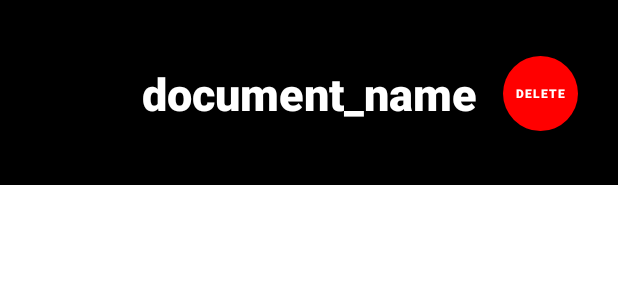
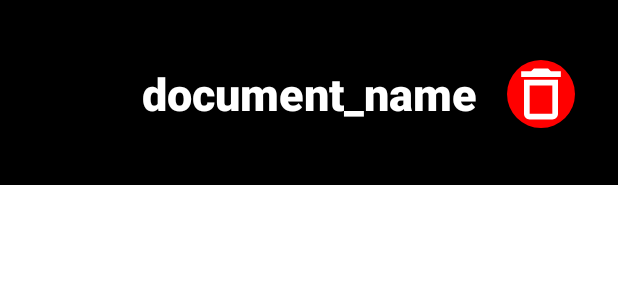
Before and after one commit to euph00/Orbital-team-5243, an Android app: the layout activity_document_view.xml on its own in the app's theme, with its tools: preview values and no code run, on a phone screen of 412 x 824 dp. Shown: the top 300 px of the screen. Run offline under Robolectric (Android 15) with nearby library versions, the phone set to English and light mode, and no system bars.

Commit message:
changed icon of delete button

```diff
--- /dev/null
+++ b/Application files/app/src/main/res/drawable/ic_baseline_delete_outline_24.xml
@@ -0,0 +1,5 @@
+<vector android:height="12dp" android:tint="#FFFFFF"
+    android:viewportHeight="24" android:viewportWidth="24"
+    android:width="12dp" xmlns:android="http://schemas.android.com/apk/res/android">
+    <path android:fillColor="@android:color/white" android:pathData="M6,19c0,1.1 0.9,2 2,2h8c1.1,0 2,-0.9 2,-2L18,7L6,7v12zM8,9h8v10L8,19L8,9zM15.5,4l-1,-1h-5l-1,1L5,4v2h14L19,4z"/>
+</vector>
--- a/Application files/app/src/main/res/layout/activity_document_view.xml
+++ b/Application files/app/src/main/res/layout/activity_document_view.xml
@@ -110,28 +110,19 @@
             android:orientation="horizontal"
             app:layout_constraintGuide_percent="0.87" />
 
-        <ImageView
-            android:id="@+id/redcircle"
-            android:layout_width="50dp"
-            android:layout_height="50dp"
-            android:background="@drawable/delete_doc_button"
+
+        <de.hdodenhof.circleimageview.CircleImageView
+            android:id="@+id/btnDelete"
+            android:layout_width="45dp"
+            android:layout_height="45dp"
             app:layout_constraintBottom_toTopOf="@+id/guideline39"
             app:layout_constraintEnd_toStartOf="@+id/guideline14"
             app:layout_constraintStart_toStartOf="@+id/guideline15"
-            app:layout_constraintTop_toTopOf="@+id/guideline5" />
+            app:layout_constraintTop_toTopOf="@+id/guideline5"
+            android:src="@drawable/ic_baseline_delete_outline_24"
+            android:background="@drawable/delete_doc_button"
+            />
 
-        <Button
-            android:id="@+id/btnDelete"
-            android:layout_width="66dp"
-            android:layout_height="66dp"
-            android:background="@drawable/transparent_button"
-            android:fontFamily="sans-serif-black"
-            android:text="Delete"
-            android:textSize="8dp"
-            app:layout_constraintBottom_toTopOf="@+id/guideline39"
-            app:layout_constraintEnd_toStartOf="@+id/guideline14"
-            app:layout_constraintStart_toStartOf="@+id/guideline15"
-            app:layout_constraintTop_toTopOf="@+id/guideline5" />
 
 
         <!--Display Text-->
```
